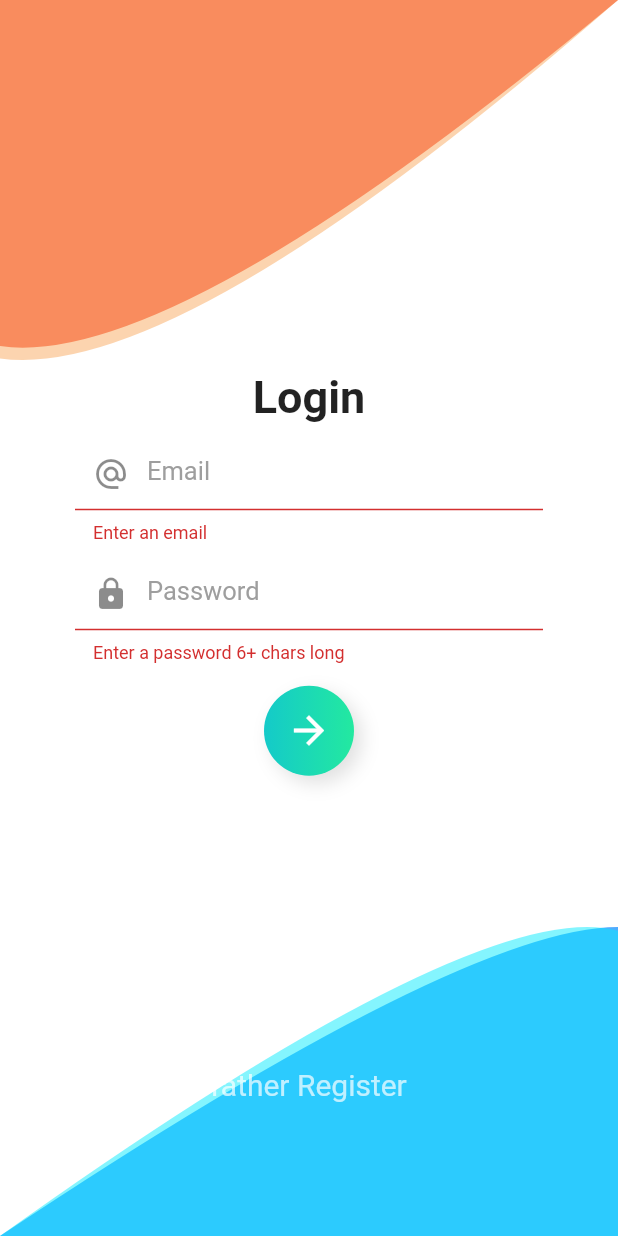
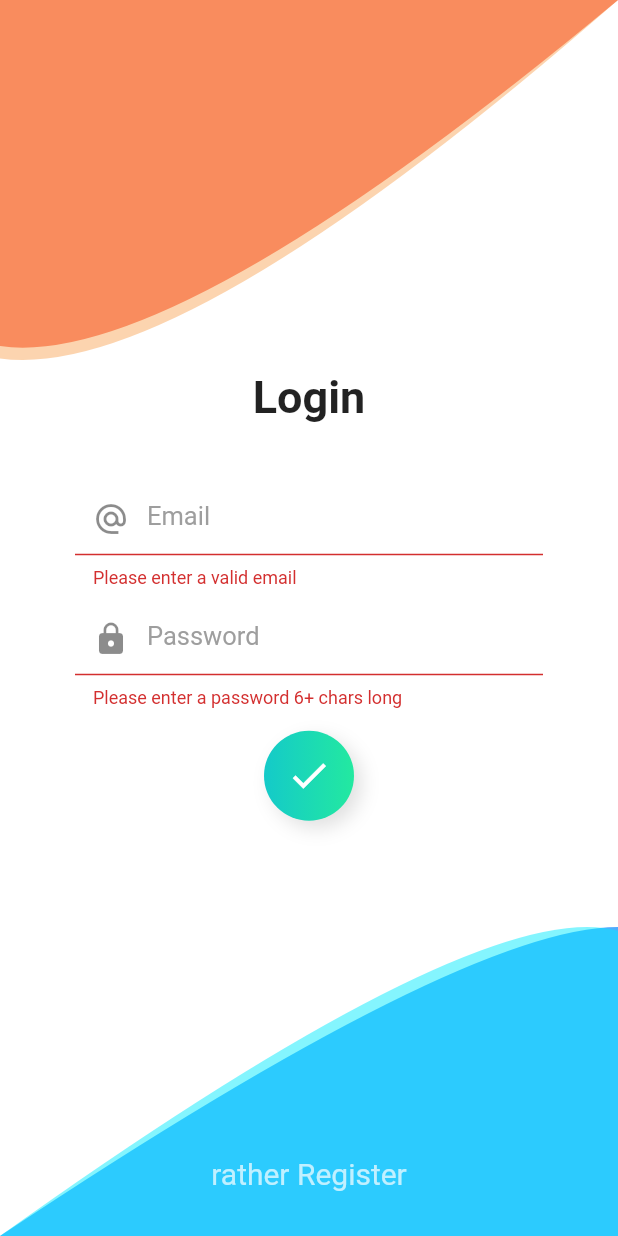
Before and after one commit to devj3ns/workouttracker, a Flutter app: the screen it shows after launch, after a tap on the "arrow forward" icon, on a phone screen of 412 x 824 dp. Run offline on Flutter 3.47's test engine with Material 2 defaults, Android fonts, the phone set to English and light mode, and no system bars; our stand-ins replace cloud_firestore, firebase_auth, flutter_spinkit, font_awesome_flutter, google_fonts; accounts and stored records are empty.

Commit message:
Authenticate screen improvements

```diff
--- a/lib/screens/authenticate.dart
+++ b/lib/screens/authenticate.dart
@@ -4,11 +4,11 @@ import 'package:provider/provider.dart';
 
 import 'package:workouttracker/shared/constants.dart';
 import 'package:workouttracker/services/auth.dart';
-import 'package:workouttracker/shared/ensureVisibleWhenFocused.dart';
 import 'package:workouttracker/widgets/background.dart';
 import 'package:workouttracker/widgets/loading.dart';
 import 'package:workouttracker/widgets/roundIconButton.dart';
 import 'package:workouttracker/shared/widgetExtensions.dart';
+import 'package:workouttracker/shared/stringExtensions.dart';
 
 enum AuthType { Login, Register }
 
@@ -22,15 +22,15 @@ class _AuthenticateState extends State<Authenticate>
   final _formKey = GlobalKey<FormState>();
   bool loading = false;
 
+  //we need them because then on _formKey.reset() only the name field (without) controller gets resetted when the authType changes!
+  final TextEditingController emailController = new TextEditingController();
+  final TextEditingController passwordController = new TextEditingController();
+
   //text field states
   String username = '';
   String email = '';
   String password = '';
   String error = '';
-
-  FocusNode focusNodeUsername = new FocusNode();
-  FocusNode focusNodeEmail = new FocusNode();
-  FocusNode focusNodePassword = new FocusNode();
 
   AuthType authType = AuthType.Login;
 
@@ -61,10 +61,14 @@ class _AuthenticateState extends State<Authenticate>
   void toggleAuthType() {
     if (authType == AuthType.Login) {
       setState(() {
+        _formKey.currentState.reset();
+        error = "";
         authType = AuthType.Register;
       });
     } else {
       setState(() {
+        _formKey.currentState.reset();
+        error = "";
         authType = AuthType.Login;
       });
     }
@@ -81,17 +85,17 @@ class _AuthenticateState extends State<Authenticate>
         Background(),
         Scaffold(
           backgroundColor: Colors.transparent,
-          body: Padding(
-            padding: EdgeInsets.symmetric(horizontal: 50.0),
-            child: Form(
+          body: Form(
             key: _formKey,
             child: ListView(
+              physics: BouncingScrollPhysics(),
+              padding: EdgeInsets.symmetric(horizontal: 50.0),
               children: [
                 SizedBox(
                   height: height * 0.3,
                 ),
                 Text(
-                    authType == AuthType.Login ? "Login" : "Register",
+                  authType == AuthType.Register ? "Register" : "Login",
                   style: TextStyle(
                       color: Colors.black87,
                       fontSize: 30,
@@ -108,23 +112,27 @@ class _AuthenticateState extends State<Authenticate>
                       hintText: 'Name',
                       prefixIcon: Icon(Icons.person),
                     ),
-                      validator: (val) =>
-                          val.trim().isEmpty ? 'Enter your name' : null,
+                    validator: authType == AuthType.Register
+                        ? (val) =>
+                            val.trim().isEmpty ? 'Please enter your name' : null
+                        : null,
                     onChanged: (val) {
                       setState(() {
                         username = val;
                       });
                     },
+                    enabled: authType == AuthType.Register,
+                  ),
+                  secondChild: SizedBox(),
                 ).addPaddingTop(30),
-                    secondChild: SizedBox(),
-                  ),
                 TextFormField(
+                  controller: emailController,
                   decoration: textInputDecoration.copyWith(
                     hintText: 'Email',
                     prefixIcon: Icon(Icons.alternate_email),
                   ),
                   validator: (val) =>
-                        val.trim().isEmpty ? 'Enter an email' : null,
+                      !val.isEmail() ? 'Please enter a valid email' : null,
                   onChanged: (val) {
                     setState(() {
                       email = val;
@@ -132,12 +140,13 @@ class _AuthenticateState extends State<Authenticate>
                   },
                 ).addPaddingTop(10),
                 TextFormField(
+                  controller: passwordController,
                   decoration: textInputDecoration.copyWith(
                     hintText: 'Password',
                     prefixIcon: Icon(Icons.lock),
                   ),
                   validator: (val) => val.length < 6
-                        ? 'Enter a password 6+ chars long'
+                      ? 'Please enter a password 6+ chars long'
                       : null,
                   obscureText: true,
                   onChanged: (val) {
@@ -146,42 +155,58 @@ class _AuthenticateState extends State<Authenticate>
                     });
                   },
                 ).addPaddingTop(10),
-                  Center(
-                    child: RoundIconButton(
-                      icon: authType == AuthType.Login
-                          ? Icons.arrow_forward
-                          : Icons.check,
-                      onTap: () => onButtonTab(_auth),
-                    ).addPaddingTop(15),
-                  ),
-                  Text(
+                AnimatedCrossFade(
+                  duration: Duration(milliseconds: 150),
+                  crossFadeState: error == ""
+                      ? CrossFadeState.showSecond
+                      : CrossFadeState.showFirst,
+                  firstChild: Center(
+                    child: Text(
                       error,
                       style: TextStyle(
                         color: Colors.red,
-                      fontSize: 14.0,
+                        fontSize: 16.0,
                       ),
-                  ).addPaddingTop(12),
-                  SizedBox(
-                    height: authType == AuthType.Login
-                        ? height * 0.202
-                        : height * 0.1,
+                      textAlign: TextAlign.center,
+                    ).addPaddingTop(15),
                   ),
-                  GestureDetector(
+                  secondChild: SizedBox(),
+                ),
+                Center(
+                  child: RoundIconButton(
+                    iconWidget: AnimatedCrossFade(
+                      duration: Duration(milliseconds: 150),
+                      crossFadeState: authType == AuthType.Register
+                          ? CrossFadeState.showFirst
+                          : CrossFadeState.showSecond,
+                      firstChild: Icon(
+                        Icons.arrow_forward,
+                        size: 30,
+                        color: Colors.white,
+                      ),
+                      secondChild: Icon(
+                        Icons.check,
+                        size: 30,
+                        color: Colors.white,
+                      ),
+                    ),
+                    onTap: () => onButtonTab(_auth),
+                  ),
+                ).addPaddingTop(15),
+              ],
+            ),
+          ),
+          bottomNavigationBar: GestureDetector(
             onTap: toggleAuthType,
             child: Text(
-                      "rather " +
-                          (authType != AuthType.Login ? "Login" : "Register"),
+              "rather " + (authType != AuthType.Login ? "Login" : "Register"),
               textAlign: TextAlign.center,
               style: TextStyle(
                 color: Colors.white.withOpacity(0.7),
                 fontSize: 20,
               ),
             ),
-                  ),
-                ],
-              ),
-            ),
-          ),
+          ).addPaddingBottom(30),
         ),
         loading
             ? Loading(
--- a/lib/services/auth.dart
+++ b/lib/services/auth.dart
@@ -28,7 +28,7 @@ class AuthService with ChangeNotifier {
     } catch (e) {
       switch (e.code) {
         case ("ERROR_WRONG_PASSWORD"):
-          return ("You entered the wrong password.");
+          return ("Incorrect password. Please try again");
         case ("ERROR_USER_NOT_FOUND"):
           return ("No user found with that email.");
         default:
--- /dev/null
+++ b/lib/shared/stringExtensions.dart
@@ -0,0 +1,11 @@
+extension StringExtensions on String {
+  bool isEmail() {
+    if (this == null || this == "") return false;
+
+    bool emailValid = RegExp(
+            r"^[a-zA-Z0-9.a-zA-Z0-9.!#$%&'*+-/=?^_`{|}~]+@[a-zA-Z0-9]+\.[a-zA-Z]+")
+        .hasMatch(this);
+    print(emailValid);
+    return emailValid;
+  }
+}
--- a/lib/shared/widgetExtensions.dart
+++ b/lib/shared/widgetExtensions.dart
@@ -7,4 +7,11 @@ extension WidgetExtensions on Widget {
       child: this,
     );
   }
+
+  Widget addPaddingBottom(double height) {
+    return Padding(
+      padding: EdgeInsets.only(bottom: height),
+      child: this,
+    );
+  }
 }
--- a/lib/widgets/roundIconButton.dart
+++ b/lib/widgets/roundIconButton.dart
@@ -4,12 +4,14 @@ class RoundIconButton extends StatelessWidget {
   final Function onTap;
   final bool disable;
   final IconData icon;
+  final Widget iconWidget;
   final String heroTag;
 
   RoundIconButton({
     @required this.onTap,
     this.disable,
-    @required this.icon,
+    this.icon,
+    this.iconWidget,
     this.heroTag = "",
   });
 
@@ -55,11 +57,13 @@ class RoundIconButton extends StatelessWidget {
             ],
           ),
           child: Center(
-            child: Icon(
-              icon,
-              color: iconColor,
-              size: 30,
-            ),
+            child: iconWidget == null && icon != null
+                ? Icon(
+                    icon,
+                    color: iconColor,
+                    size: 30,
+                  )
+                : iconWidget,
           ),
         ),
       ),
```
Lines whose indentation alone changed are shown as unchanged.
